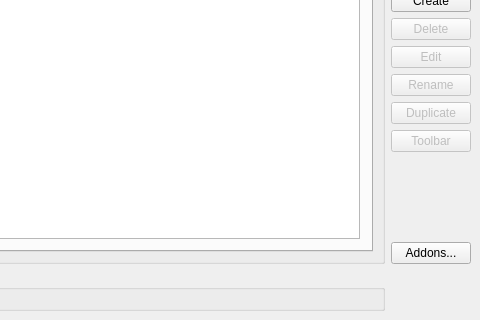
southseact-3d/fcd, file src/Gui/DlgMacroExecute.ui: the form before one commit; both pictures show x 160 to 640 and y 160 to 480 of the 640 by 480 pixel window.
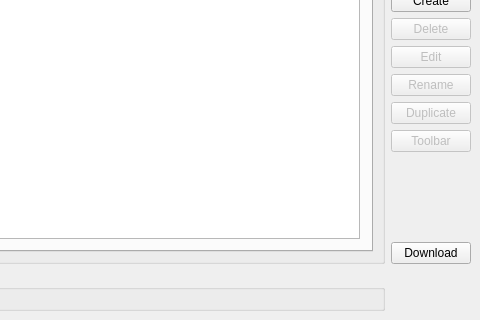
The form after the commit. Custom widgets are drawn as their Qt base class.

Commit message: [Macros][skip ci] change text of Addons... button to Download to help new people

Diff of the .ui file:
```diff
--- a/src/Gui/DlgMacroExecute.ui
+++ b/src/Gui/DlgMacroExecute.ui
@@ -269,7 +269,7 @@
           <bool>true</bool>
          </property>
          <property name="text">
-          <string>Addons...</string>
+          <string>Download</string>
          </property>
         </widget>
        </item>
```
Left out of the diff: 6 changed lines with no effect on the pictures.
